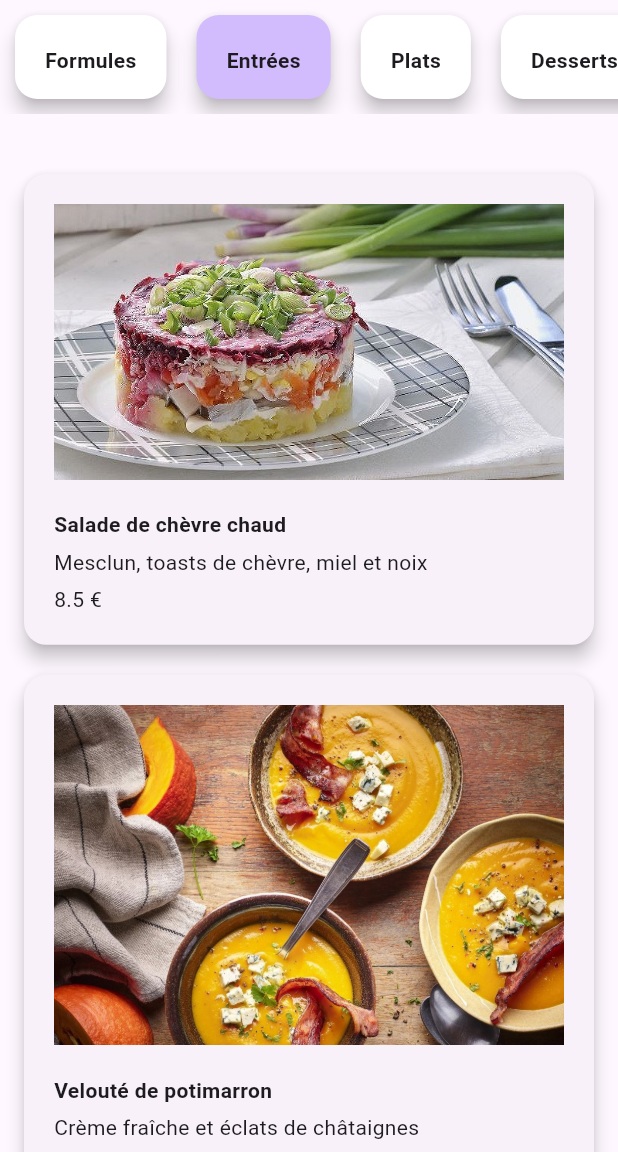
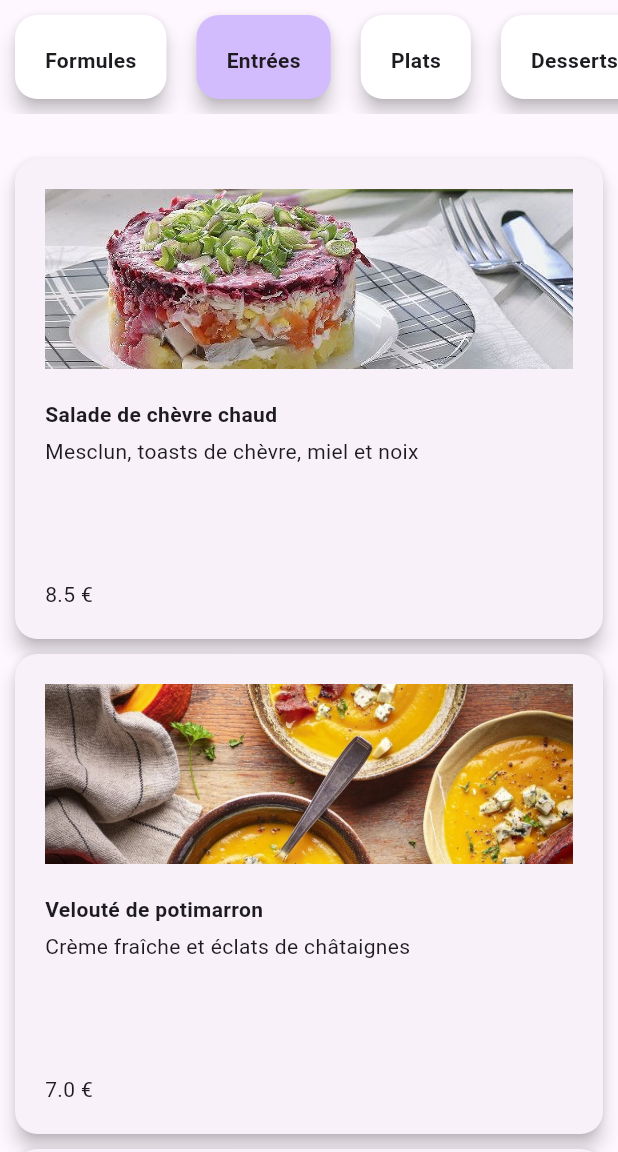
Before and after one commit to Furrioxx/app_restaurant, a Flutter app: the screen it shows after launch, after a tap on "Entrées", on a phone screen of 412 x 824 dp, the part 84-1236 px from its top. Run offline on Flutter 3.47's test engine with Material 3 defaults, Android fonts, the phone set to English and light mode, and no system bars; missing offline and left inert: dart:ffi.

Commit message:
replace column dishes by GridView

```diff
--- a/lib/main.dart
+++ b/lib/main.dart
@@ -99,14 +99,22 @@ class MenuPageState extends State<MenuPage>{
                 SizedBox(
                   height: 30,
                 ),
-                Column(
-                  mainAxisAlignment: .center,
-                  children: [
-                    for (final dish in _visibleDishes)
-                      Container(
-                        width: 400,
-                        child: Card(
-                          margin: EdgeInsets.all(10),
+                Padding(
+                  padding: EdgeInsets.symmetric(horizontal: 10),
+                  child: GridView.builder(
+                    shrinkWrap: true,
+                    physics: NeverScrollableScrollPhysics(),
+                    gridDelegate: SliverGridDelegateWithMaxCrossAxisExtent(
+                      maxCrossAxisExtent: 400,
+                      mainAxisExtent: 320,
+                      crossAxisSpacing: 10,
+                      mainAxisSpacing: 10,
+                    ),
+                    itemCount: _visibleDishes.length,
+                    itemBuilder: (context, index) {
+                      final dish = _visibleDishes[index];
+                      return Card(
+                        margin: EdgeInsets.zero,
                         elevation: 5,
                         shape: RoundedRectangleBorder(
                             borderRadius: BorderRadius.circular(15)
@@ -117,7 +125,11 @@ class MenuPageState extends State<MenuPage>{
                               mainAxisAlignment: .start,
                               crossAxisAlignment: .start,
                               children: [
-                                  Image.asset(dish.imagePath),
+                                SizedBox(
+                                  height: 120,
+                                  width: double.infinity,
+                                  child: Image.asset(dish.imagePath, fit: BoxFit.cover),
+                                ),
                                 SizedBox(height: 20),
                                 Text(dish.name, style:
                                   TextStyle(
@@ -125,15 +137,21 @@ class MenuPageState extends State<MenuPage>{
                                   )
                                 ),
                                 SizedBox(height: 5),
-                                  Text(dish.description),
+                                Expanded(
+                                  child: Text(
+                                    dish.description,
+                                    maxLines: 2,
+                                    overflow: TextOverflow.ellipsis,
+                                  ),
+                                ),
                                 SizedBox(height: 5),
                                 Text(dish.displayPrice)
                               ],
                             )
                         ),
+                      );
+                    },
                   ),
-                      )
-                  ],
                 )
               ],
             ),
```
Lines whose indentation alone changed are shown as unchanged.
